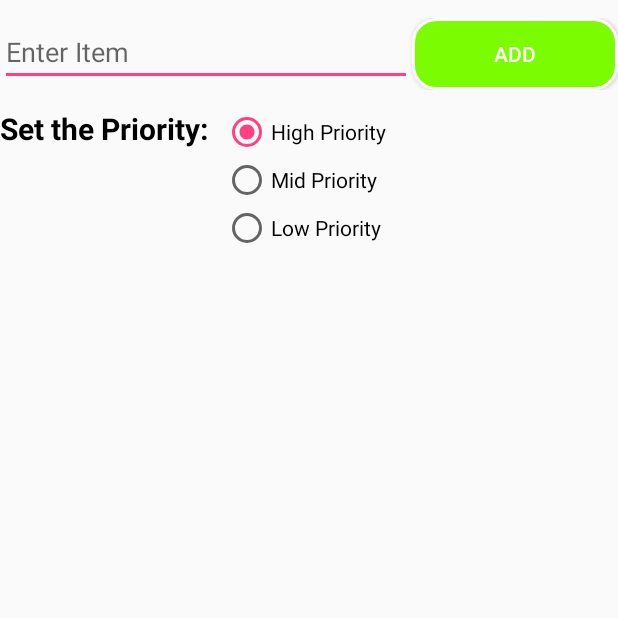
After one commit to 1ProductiveHub/HourGrid, an Android app: the ToDoList screen opened directly, with no data from a screen before it, on a phone screen of 412 x 824 dp, the top half of it. The commit adds this screen. Run offline under Robolectric (Android 15) with nearby library versions, the phone set to English and light mode, and no system bars.

Commit message:
-integrated To Do List

```diff
--- /dev/null
+++ b/app/src/main/java/shifaz/sikkander/com/hourgrid/FileHelper.java
@@ -0,0 +1,48 @@
+package shifaz.sikkander.com.hourgrid;
+
+import android.content.Context;
+
+import java.io.FileInputStream;
+import java.io.FileNotFoundException;
+import java.io.FileOutputStream;
+import java.io.IOException;
+import java.io.ObjectInput;
+import java.io.ObjectInputStream;
+import java.io.ObjectOutputStream;
+import java.util.ArrayList;
+
+public class FileHelper {
+
+    public static final String FILENAME = "listinfo.dat";                                           // database name (file items are saved in)
+
+    public static void writeData(ArrayList<String> items, Context context) {                        // writes items to file
+        try {
+            FileOutputStream fos = context.openFileOutput(FILENAME, Context.MODE_PRIVATE);
+            ObjectOutputStream oos = new ObjectOutputStream(fos);
+            oos.writeObject(items);
+            oos.close();
+        } catch (FileNotFoundException e) {
+            e.printStackTrace();
+        } catch (IOException e) {
+            e.printStackTrace();
+        }
+    }
+
+    public static ArrayList<String> readData (Context context) {                                    // fills up list when called from MainActivity
+        ArrayList<String> itemsList = null;
+        try {
+            FileInputStream fis = context.openFileInput(FILENAME);
+            ObjectInputStream ois = new ObjectInputStream(fis);
+            itemsList = (ArrayList<String>) ois.readObject();
+        } catch (FileNotFoundException e) {
+            itemsList = new ArrayList<>();                                                          // create new list when nothing in itemsList
+            e.printStackTrace();
+        } catch (IOException e) {
+            e.printStackTrace();
+        } catch (ClassNotFoundException e) {
+            e.printStackTrace();
+        }
+
+        return itemsList;
+    }
+}
--- /dev/null
+++ b/app/src/main/java/shifaz/sikkander/com/hourgrid/ToDoList.java
@@ -0,0 +1,107 @@
+package shifaz.sikkander.com.hourgrid;
+
+import android.support.v7.app.AppCompatActivity;
+import android.os.Bundle;
+import android.view.View;
+import android.widget.AdapterView;
+import android.widget.ArrayAdapter;
+import android.widget.Button;
+import android.widget.EditText;
+import android.widget.ListView;
+import android.widget.RadioButton;
+import android.widget.RadioGroup;
+import android.widget.Toast;
+
+import java.util.ArrayList;
+
+public class ToDoList extends AppCompatActivity implements AdapterView.OnItemClickListener, AdapterView.OnItemLongClickListener{
+
+    private EditText itemET;
+    private Button btn;
+    private ListView itemsList;
+
+    private String tempString = "";
+    private int pos;
+
+    private ArrayList<String> items;                                                                // arraylist for items
+    private ArrayAdapter<String> adapter;                                                           // help fill in lists
+
+    RadioGroup radioGroup;
+    RadioButton radioButton;
+
+    @Override
+    protected void onCreate(Bundle savedInstanceState) {
+        super.onCreate(savedInstanceState);
+        setContentView(R.layout.activity_to_do_list);
+
+        itemET = (EditText)findViewById(R.id.item_edit_text);
+        btn = (Button)findViewById(R.id.add_btn);
+        itemsList = (ListView)findViewById(R.id.items_list);
+
+        items = FileHelper.readData(this);                                                   // get items from file
+        adapter = new ArrayAdapter<>(this, android.R.layout.simple_list_item_1, items);      // get all data from above list
+        itemsList.setAdapter(adapter);                                                              // display in list
+
+        radioGroup = (RadioGroup)findViewById(R.id.radioGroup);
+        btn.setOnClickListener(new View.OnClickListener() {
+            @Override
+            public void onClick(View view) {
+                switch (view.getId()) {
+                    case R.id.add_btn:
+                        if (tempString != "") {                                                     // check for editing item
+                            String itemEntered = itemET.getText().toString();
+
+                            String priorityEntered = radioButton.getText().toString();
+
+                            adapter.add(itemEntered + " ->> " + priorityEntered.toUpperCase());
+                            itemET.setText("");
+
+                            items.remove(pos);                                                      // delete old item (at that position)
+                            adapter.notifyDataSetChanged();
+
+                            FileHelper.writeData(items, ToDoList.this);                  // write the data to file once clicked
+                            Toast.makeText(ToDoList.this, "Item Added", Toast.LENGTH_SHORT).show();
+                        }
+                        else {
+                            String itemEntered = itemET.getText().toString();
+
+                            String priorityEntered = radioButton.getText().toString();
+
+                            adapter.add(itemEntered + " ->> " + priorityEntered.toUpperCase());
+                            itemET.setText("");                                                     // clear entry field after added item
+                            FileHelper.writeData(items, ToDoList.this);
+                            Toast.makeText(ToDoList.this, "Item Added", Toast.LENGTH_SHORT).show();
+                            break;
+                        }
+                }
+            }
+        });
+
+        itemsList.setOnItemClickListener(this);
+        itemsList.setOnItemLongClickListener(this);
+    }
+
+    @Override
+    public void onItemClick(AdapterView<?> adapterView, View view, int position, long id) {         // EDIT items
+        itemET.setText(items.get(position));                                                        // set edit text to item
+        itemET.setSelection(itemET.getText().length());                                             // set cursor to end of word, get the text length in the text edit
+
+        tempString = items.get(position);                                                           // where within the list
+        pos = position;                                                                             // set variable to that position
+    }
+
+    @Override
+    public boolean onItemLongClick(AdapterView<?> adapterView, View view, int position, long id) {  // DELETE items
+        items.remove(position);                                                                     // remove item from where clicked
+        adapter.notifyDataSetChanged();                                                             // update adapter
+        FileHelper.writeData(items, this);                                                   // updates list when items are deleted
+        Toast.makeText(this, "Delete", Toast.LENGTH_SHORT).show();
+        return false;
+    }
+
+    public void checkButton(View view) {                                                            // for radio buttons
+        int radioId = radioGroup.getCheckedRadioButtonId();                                         // ID of radio button checked
+        radioButton = findViewById(radioId);
+        Toast.makeText(ToDoList.this, "Selected: " + radioButton.getText(), Toast.LENGTH_SHORT).show();
+    }
+}
--- /dev/null
+++ b/app/src/main/res/drawable/mybutton.xml
@@ -0,0 +1,11 @@
+<?xml version="1.0" encoding="utf-8"?>
+<selector xmlns:android="http://schemas.android.com/apk/res/android" >
+    <item>
+        <shape android:shape="rectangle">
+            <solid android:color="@color/LawnGreen"/>
+            <stroke android:color="@color/White" android:width="2dp" />
+            <!--corners allow us to make the rounded corners button-->
+            <corners android:radius="15dp" />
+        </shape>
+    </item>
+</selector>
--- /dev/null
+++ b/app/src/main/res/layout/activity_to_do_list.xml
@@ -0,0 +1,88 @@
+<?xml version="1.0" encoding="utf-8"?>
+<LinearLayout
+    xmlns:android="http://schemas.android.com/apk/res/android"
+    xmlns:app="http://schemas.android.com/apk/res-auto"
+    xmlns:tools="http://schemas.android.com/tools"
+    android:layout_width="match_parent"
+    android:layout_height="match_parent"
+    android:orientation="vertical"
+    tools:context=".MainActivity">
+
+    <LinearLayout
+        android:layout_width="match_parent"
+        android:layout_height="wrap_content"
+        android:layout_marginTop="12dp"
+        android:layout_marginBottom="12dp"
+        android:orientation="horizontal">
+
+        <EditText
+            android:id="@+id/item_edit_text"
+            android:hint="Enter Item"
+            android:layout_width="0dp"
+            android:layout_weight="4"
+            android:layout_height="wrap_content" />
+
+        <Button
+            android:id="@+id/add_btn"
+            android:text="ADD"
+            android:layout_width="0dp"
+            android:layout_weight="2"
+            android:layout_height="wrap_content"
+            android:textColor="@color/White"
+            android:background="@drawable/mybutton"/>
+
+    </LinearLayout>
+
+    <LinearLayout
+        android:layout_width="wrap_content"
+        android:layout_height="wrap_content"
+        android:orientation="horizontal">
+
+        <TextView
+            android:layout_width="0dp"
+            android:layout_weight="4"
+            android:layout_height="wrap_content"
+            android:text="Set the Priority:"
+            android:textStyle="bold"
+            android:textColor="@android:color/black"
+            android:textSize="20dp"/>
+
+        <RadioGroup
+            android:id="@+id/radioGroup"
+            android:paddingLeft="10dp"
+            android:paddingRight="10dp"
+            android:layout_width="0dp"
+            android:layout_weight="4"
+            android:layout_height="wrap_content">
+
+            <RadioButton
+                android:id="@+id/high_op"
+                android:layout_width="wrap_content"
+                android:layout_height="wrap_content"
+                android:text="High Priority"
+                android:checked="true"
+                android:onClick="checkButton"/>
+            <RadioButton
+                android:id="@+id/mid_op"
+                android:layout_width="wrap_content"
+                android:layout_height="wrap_content"
+                android:text="Mid Priority"
+                android:onClick="checkButton"/>
+            <RadioButton
+                android:id="@+id/low_op"
+                android:layout_width="wrap_content"
+                android:layout_height="wrap_content"
+                android:text="Low Priority"
+                android:onClick="checkButton"/>
+
+        </RadioGroup>
+
+    </LinearLayout>
+
+    <ListView
+        android:id="@+id/items_list"
+        android:layout_width="match_parent"
+        android:layout_height="wrap_content"
+        android:layout_marginBottom="12dp"/>
+
+</LinearLayout>
--- a/app/src/main/res/values/colors.xml
+++ b/app/src/main/res/values/colors.xml
@@ -13,6 +13,8 @@
     <color name="lightBlue">#9640c6ff</color>
     <color name="darkGreen">#9640ff7c</color>
     <color name="lightPurple">#968040ff</color>
+    <color name="LawnGreen">#7CFC00</color>
+    <color name="White">#FFFFFF</color>
 
     <array name="opaqueColours">
         <item>@color/pink</item>
```
Also changed, not shown: app/src/main/AndroidManifest.xml (+11 -10 lines), app/src/main/java/shifaz/sikkander/com/hourgrid/MainActivity.java (+12 -0 lines), app/src/main/res/layout/activity_main.xml (+8 -0 lines).
